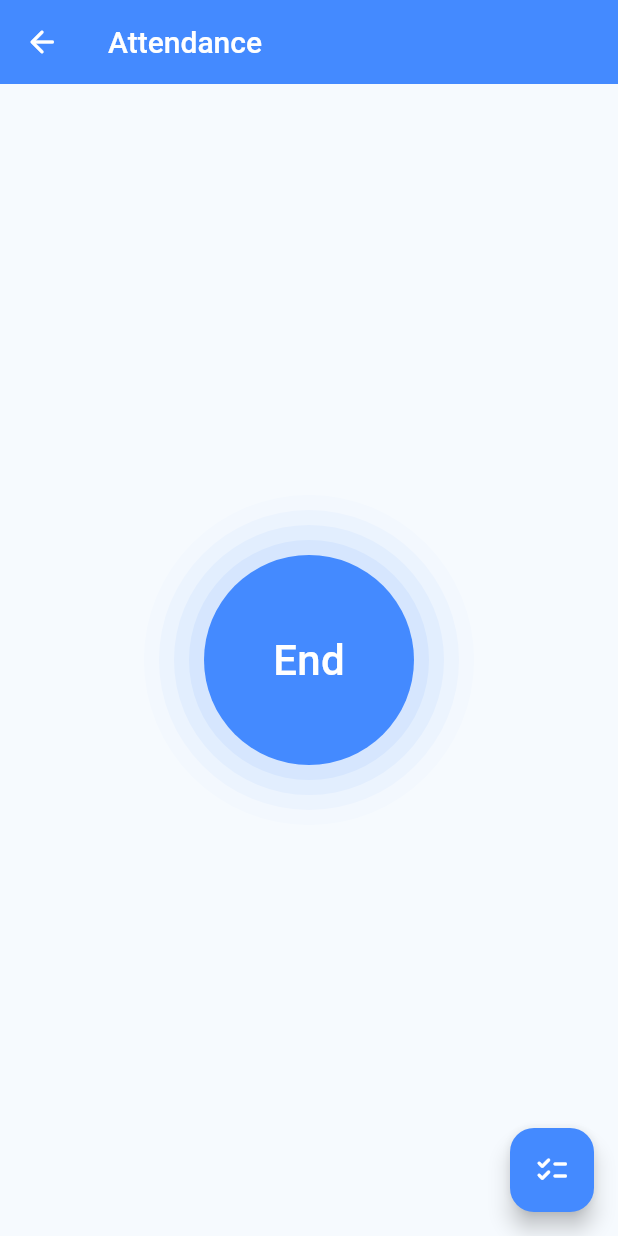
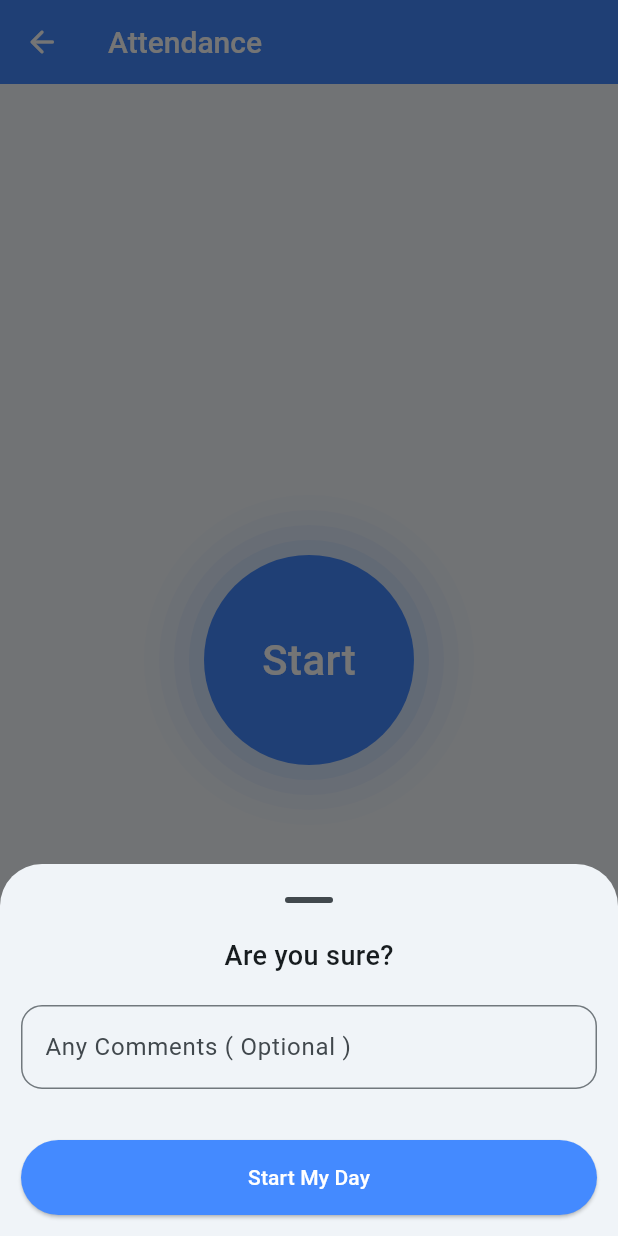
Before and after one commit to AbhishekAglave/field-force-app-flutter, a Flutter app: the AttendanceScreen screen opened directly, after a tap on "Start", on a phone screen of 412 x 824 dp. Run offline on Flutter 3.47's test engine with Material 2 defaults, Android fonts, the phone set to English and light mode, and no system bars; our stand-ins replace page_transition, shared_preferences; accounts and stored records are empty.

Commit message:
comments modal

```diff
--- a/lib/AttendanceBookScreen.dart
+++ b/lib/AttendanceBookScreen.dart
@@ -101,7 +101,11 @@ class _AttendanceBookScreenState extends State<AttendanceBookScreen> {
         itemCount: attendance.length,
       ),
       floatingActionButton: FloatingActionButton(
-        onPressed: () => clearAttendanceBook(),
+        onPressed: () {
+          clearAttendanceBook();
+          Navigator.pop(context);
+          Navigator.pop(context);
+        },
         backgroundColor: Colors.blueAccent,
         foregroundColor: Colors.white,
         tooltip: 'Clear Attendance Book',
--- a/lib/AttendanceScreen.dart
+++ b/lib/AttendanceScreen.dart
@@ -11,8 +11,9 @@ class AttendanceScreen extends StatefulWidget {
 
 class _AttendanceScreenState extends State<AttendanceScreen> {
   Attendance todaysAttendance =
-      Attendance(DateTime.now(), DateTime.now(), 0, 0, true);
+      Attendance(DateTime.now(), DateTime.now(), 0, 0, true, '');
   bool foundTodaysAttendance = false;
+  TextEditingController commentsController = TextEditingController();
   List<Attendance> attendance = [];
 
   @override
@@ -51,8 +52,8 @@ class _AttendanceScreenState extends State<AttendanceScreen> {
       return;
     }
 
-    final newAttendance =
-        Attendance(DateTime.now(), DateTime.now(), 72.65891, 45.679846, false);
+    final newAttendance = Attendance(DateTime.now(), DateTime.now(), 72.65891,
+        45.679846, false, commentsController.text);
 
     setState(() {
       attendance.insert(0, newAttendance);
@@ -150,7 +151,60 @@ class _AttendanceScreenState extends State<AttendanceScreen> {
               child: Material(
                 color: Colors.transparent,
                 child: InkWell(
-                  onTap: () => markAttendance(),
+                  onTap: () => {
+                    showModalBottomSheet(
+                      context: context,
+                      showDragHandle: true,
+                      builder: (BuildContext context) {
+                        return SizedBox(
+                          height: 200,
+                          child: Center(
+                            child: Column(
+                              mainAxisAlignment: MainAxisAlignment.spaceBetween,
+                              children: [
+                                const Text(
+                                  'Are you sure?',
+                                  style: TextStyle(
+                                      fontSize: 18,
+                                      fontWeight: FontWeight.w500),
+                                ),
+                                Padding(
+                                  padding: const EdgeInsets.all(14),
+                                  child: TextField(
+                                    controller: commentsController,
+                                    decoration: const InputDecoration(
+                                      border: OutlineInputBorder(
+                                          borderSide: BorderSide(
+                                              color: Colors.blueAccent),
+                                          borderRadius: BorderRadius.all(
+                                              Radius.circular(14))),
+                                      labelText: 'Any Comments ( Optional )',
+                                    ),
+                                  ),
+                                ),
+                                Padding(
+                                  padding: const EdgeInsets.all(14),
+                                  child: ElevatedButton(
+                                    style: ElevatedButton.styleFrom(
+                                        minimumSize: const Size.fromHeight(50),
+                                        foregroundColor: Colors.white,
+                                        backgroundColor: Colors.blueAccent),
+                                    child: Text(foundTodaysAttendance
+                                        ? "End My Day"
+                                        : "Start My Day"),
+                                    onPressed: () {
+                                      Navigator.pop(context);
+                                      markAttendance();
+                                    },
+                                  ),
+                                ),
+                              ],
+                            ),
+                          ),
+                        );
+                      },
+                    )
+                  },
                   borderRadius: const BorderRadius.all(Radius.circular(70)),
                   child: Center(
                     child: Text(
--- a/lib/models/Attendance.dart
+++ b/lib/models/Attendance.dart
@@ -4,19 +4,20 @@ class Attendance {
   double latitude;
   double longitude;
   bool isEnded;
+  String comment;
 
   Attendance(this.startDateTime, this.endDateTime, this.latitude,
-      this.longitude, this.isEnded);
+      this.longitude, this.isEnded, this.comment);
 
   // Add a method to convert an instance of Attendance to a CSV string
   String toCsvString() {
-    return '${startDateTime.toIso8601String()},${endDateTime.toIso8601String()},$latitude,$longitude,$isEnded';
+    return '${startDateTime.toIso8601String()},${endDateTime.toIso8601String()},$latitude,$longitude,$isEnded,$comment';
   }
 
   // Add a factory method to parse a CSV string back to an instance of Attendance
   factory Attendance.fromCsvString(String csvString) {
     final parts = csvString.split(',');
-    if (parts.length != 5) {
+    if (parts.length != 6) {
       throw const FormatException('Invalid CSV format');
     }
     return Attendance(
@@ -25,6 +26,7 @@ class Attendance {
       double.parse(parts[2]),
       double.parse(parts[3]),
       bool.parse(parts[4]),
+      parts[5],
     );
   }
 }
```
